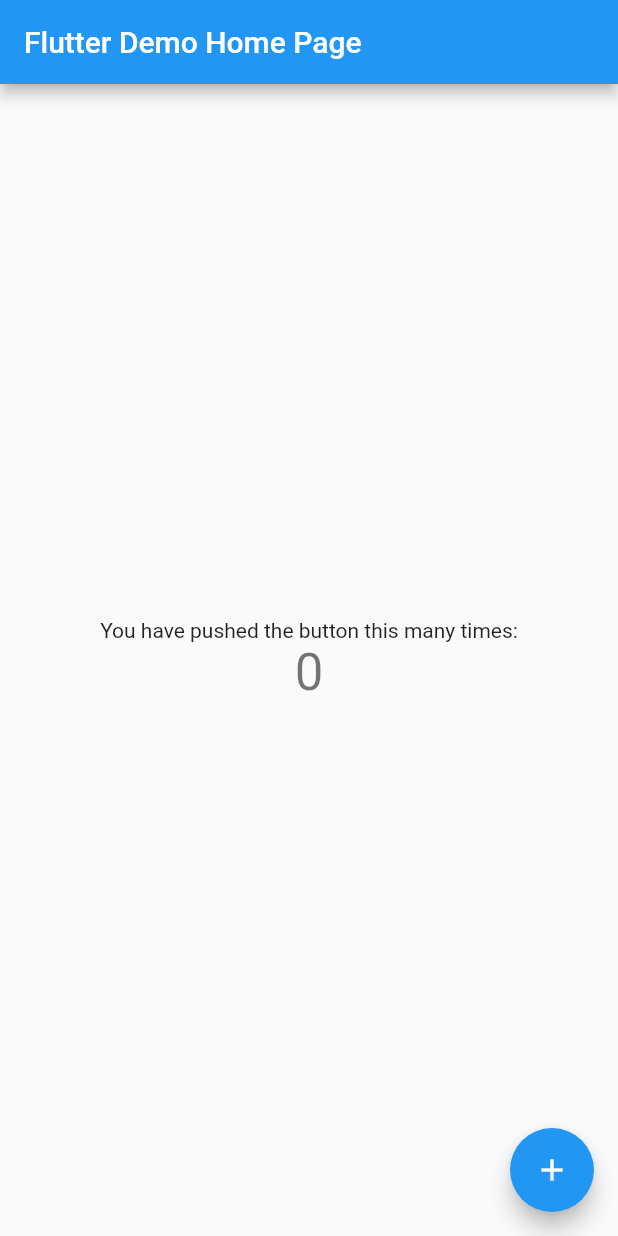
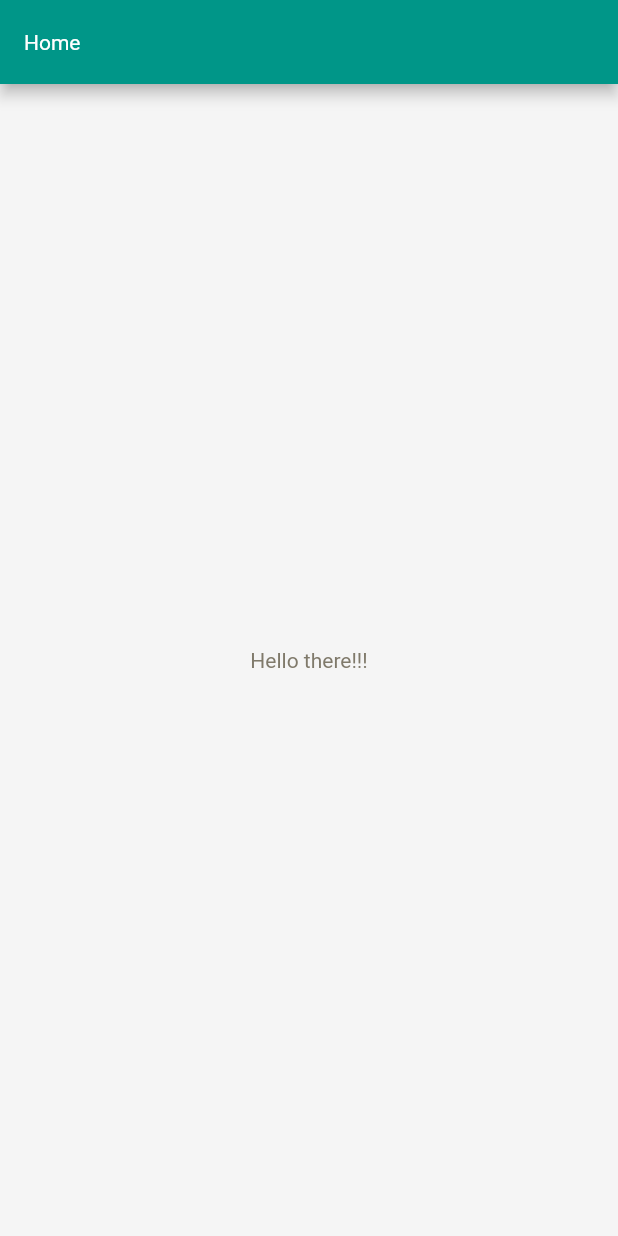
Before and after one commit to kashyapnayan/flutter-scratch-project, a Flutter app: the screen it shows after launch, on a phone screen of 412 x 824 dp. Run offline on Flutter 3.47's test engine with Material 2 defaults, Android fonts, the phone set to English and light mode, and no system bars.

Commit message:
configured light and dark theme

```diff
--- a/lib/main.dart
+++ b/lib/main.dart
@@ -1,4 +1,6 @@
 import 'package:flutter/material.dart';
+import 'package:flutter_scratch_project/theme/custom_dark_theme.dart';
+import 'package:flutter_scratch_project/theme/custom_light_theme.dart';
 
 void main() {
   runApp(const MyApp());
@@ -10,11 +12,11 @@ class MyApp extends StatelessWidget {
   @override
   Widget build(BuildContext context) {
     return MaterialApp(
-      title: 'Flutter Demo',
-      theme: ThemeData(
-        primarySwatch: Colors.blue,
-      ),
-      home: const MyHomePage(title: 'Flutter Demo Home Page'),
+      title: 'Home',
+      theme: customLightTheme(),
+      darkTheme: customDarkTheme(),
+      themeMode: ThemeMode.light,
+      home: const MyHomePage(title: 'Home',),
     );
   }
 }
@@ -29,13 +31,6 @@ class MyHomePage extends StatefulWidget {
 }
 
 class _MyHomePageState extends State<MyHomePage> {
-  int _counter = 0;
-
-  void _incrementCounter() {
-    setState(() {
-      _counter++;
-    });
-  }
 
   @override
   Widget build(BuildContext context) {
@@ -46,22 +41,13 @@ class _MyHomePageState extends State<MyHomePage> {
       body: Center(
         child: Column(
           mainAxisAlignment: MainAxisAlignment.center,
-          children: <Widget>[
-            const Text(
-              'You have pushed the button this many times:',
-            ),
+          children: const <Widget>[
             Text(
-              '$_counter',
-              style: Theme.of(context).textTheme.headline4,
+              'Hello there!!!',
             ),
           ],
         ),
       ),
-      floatingActionButton: FloatingActionButton(
-        onPressed: _incrementCounter,
-        tooltip: 'Increment',
-        child: const Icon(Icons.add),
-      ),
     );
   }
 }
--- /dev/null
+++ b/lib/theme/custom_dark_theme.dart
@@ -0,0 +1,24 @@
+import 'package:flutter/material.dart';
+
+ThemeData customDarkTheme() {
+  final ThemeData darkTheme = ThemeData.dark();
+  return darkTheme.copyWith(
+    appBarTheme: AppBarTheme(
+      backgroundColor: Colors.black,
+      titleTextStyle: const TextStyle(
+        color: Colors.white,
+      )
+    ),
+    primaryColor: Colors.black38,
+    indicatorColor: const Color(0xFF807A6B),
+    iconTheme: darkTheme.iconTheme.copyWith(
+      color: Colors.green,
+    ),
+    primaryIconTheme: darkTheme.primaryIconTheme.copyWith(
+      color: Colors.green,
+      size: 20,
+    ),
+    colorScheme:
+        ColorScheme.fromSwatch().copyWith(secondary: const Color(0xFFFFF8E1)),
+  );
+}
--- /dev/null
+++ b/lib/theme/custom_light_theme.dart
@@ -0,0 +1,57 @@
+import 'package:flutter/material.dart';
+
+ThemeData customLightTheme() {
+  final ThemeData lightTheme = ThemeData.light();
+  return lightTheme.copyWith(
+    primaryColor: Colors.teal,
+    appBarTheme: AppBarTheme(
+        backgroundColor: Colors.teal,
+        titleTextStyle: const TextStyle(
+          color: Colors.white,
+        )
+    ),
+    indicatorColor: const Color(0xFF807A6B),
+    textTheme: _customLightThemesTextTheme(lightTheme.textTheme),
+    scaffoldBackgroundColor: const Color(0xFFF5F5F5),
+    primaryIconTheme: lightTheme.primaryIconTheme.copyWith(
+      color: Colors.teal,
+      size: 20,
+    ),
+    iconTheme: lightTheme.iconTheme.copyWith(
+      color: Colors.teal,
+    ),
+    backgroundColor: Colors.white,
+    tabBarTheme: lightTheme.tabBarTheme.copyWith(
+      labelColor: Colors.teal,
+      unselectedLabelColor: Colors.grey,
+    ),
+    buttonTheme: lightTheme.buttonTheme.copyWith(buttonColor: Colors.red),
+    errorColor: Colors.red,
+    colorScheme:
+        ColorScheme.fromSwatch().copyWith(secondary: const Color(0xFFFFF8E1)),
+  );
+}
+
+TextTheme _customLightThemesTextTheme(TextTheme textTheme) {
+  return textTheme.copyWith(
+    headline1: textTheme.headline1?.copyWith(
+      fontSize: 22.0,
+      color: Colors.green,
+    ),
+    headline6:
+        textTheme.headline6?.copyWith(fontSize: 15.0, color: Colors.orange),
+    headline4: textTheme.headline1?.copyWith(
+      fontSize: 24.0,
+      color: Colors.white,
+    ),
+    headline3: textTheme.headline1?.copyWith(
+      fontSize: 22.0,
+      color: Colors.grey,
+    ),
+    caption: textTheme.caption?.copyWith(
+      color: const Color(0xFFCCC5AF),
+    ),
+    bodyText2: textTheme.bodyText2?.copyWith(color: const Color(0xFF807A6B)),
+    bodyText1: textTheme.bodyText1?.copyWith(color: Colors.brown),
+  );
+}
```
